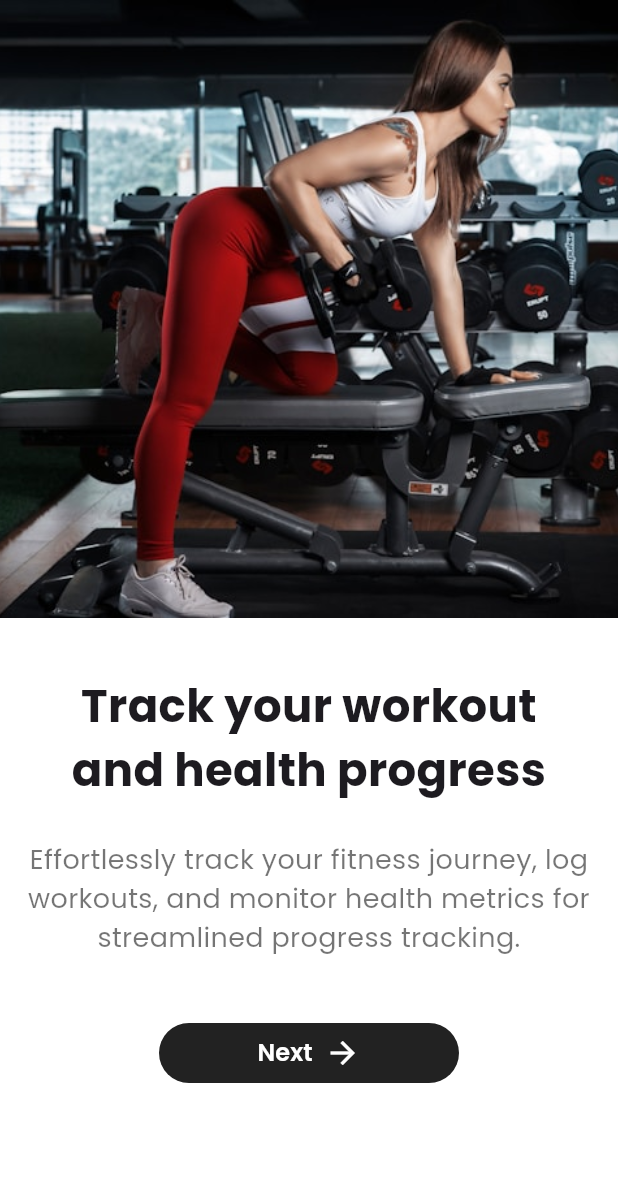
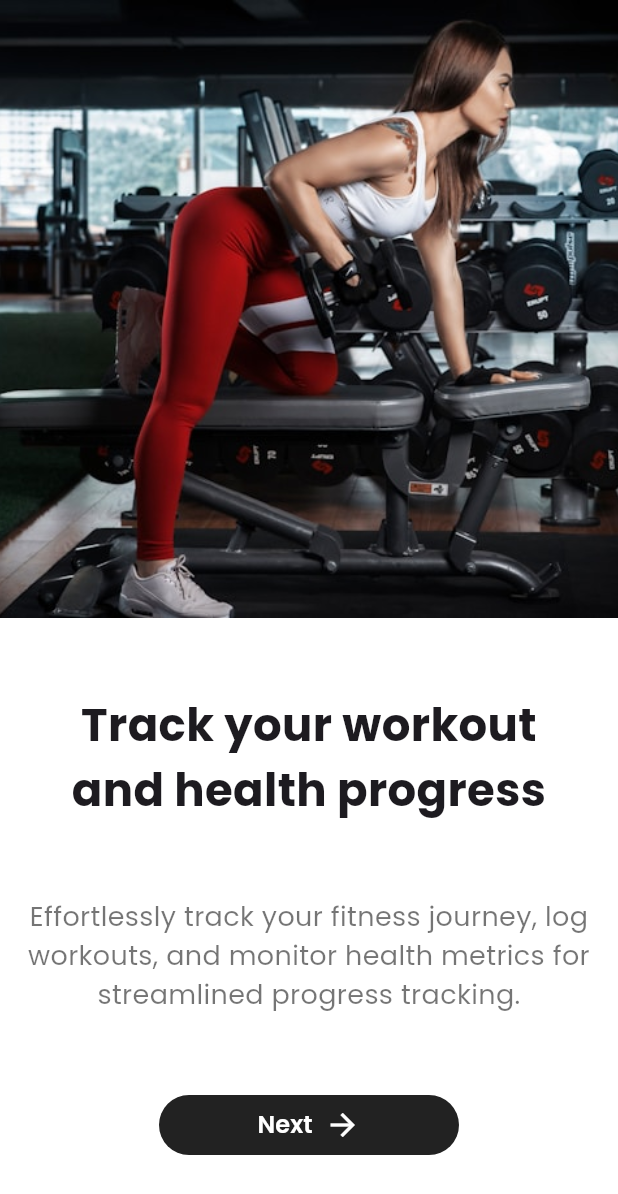
Before and after one commit to bashirsaeed/bodybuddy, a Flutter app: the screen it shows after launch, after a tap on "Next", on a phone screen of 412 x 824 dp. Shown: the top 1194 px of the screen. Run offline on Flutter 3.47's test engine with Material 3 defaults, Android fonts, the phone set to English and light mode, and no system bars; our stand-ins replace get, google_fonts.

Commit message:
on boarding screens and ui fix

```diff
--- a/lib/screens/onBoardingScreen1.dart
+++ b/lib/screens/onBoardingScreen1.dart
@@ -17,18 +17,18 @@ class onboardingScreen1 extends StatelessWidget {
           ),
         ),),
         Expanded(flex: 1,child: Container(color: Colors.white,
-        child: SingleChildScrollView(
-          child: Column(children: [
-            SizedBox(height: 12,),
+        child: Column(
+          mainAxisAlignment: MainAxisAlignment.spaceEvenly,
+          children: [
+
           Padding(
-              padding:  EdgeInsets.symmetric(horizontal: 38.0,vertical: 25),
+            padding:  EdgeInsets.symmetric(horizontal: 38.0,),
             child: Text(textAlign: TextAlign.center,"Find the right workout for yourself",style: GoogleFonts.poppins(fontSize:30,fontWeight:FontWeight.bold),),
           ),
           Padding(
             padding: const EdgeInsets.symmetric(horizontal: 16.0),
             child: Text(textAlign: TextAlign.center,"Start your fitness journey with personalized workouts. Share key details to tailor exercises to your goals and preferences, unlocking a unique and effective fitness experience.",style: GoogleFonts.poppins(fontSize:18,color:Colors.black54),),
           ),
-            SizedBox(height: 40,),
           Center(
             child: SizedBox(width: 200,
               child: MaterialButton(elevation: 0,height: 40,color:Colors.black87,shape: RoundedRectangleBorder(borderRadius: BorderRadius.circular(20)) ,onPressed: (){
@@ -43,8 +43,7 @@ class onboardingScreen1 extends StatelessWidget {
               ),),
             ),
           ),
-          ],),
-        ),)),
+        ],),)),
       ],),
     );
   }
--- a/lib/screens/onboardingScreen2.dart
+++ b/lib/screens/onboardingScreen2.dart
@@ -17,18 +17,19 @@ class onboardingScreen2 extends StatelessWidget {
           ),
         ),),
         Expanded(flex: 1,child: Container(color: Colors.white,
-          child: SingleChildScrollView(
-            child: Column(children: [
-              SizedBox(height: 12,),
+          child: Column(
+            mainAxisAlignment: MainAxisAlignment.spaceEvenly,
+            children: [
+
             Padding(
-                padding:  EdgeInsets.symmetric(horizontal: 38.0,vertical: 25),
+              padding:  EdgeInsets.symmetric(horizontal: 38.0),
               child: Text(textAlign: TextAlign.center,"Track your workout and health progress",style: GoogleFonts.poppins(fontSize:30,fontWeight:FontWeight.bold),),
             ),
             Padding(
               padding: const EdgeInsets.symmetric(horizontal: 16.0),
               child: Text(textAlign: TextAlign.center,"Effortlessly track your fitness journey, log workouts, and monitor health metrics for streamlined progress tracking.",style: GoogleFonts.poppins(fontSize:18,color:Colors.black54),),
             ),
-              SizedBox(height: 40,),
+
             Center(
               child: SizedBox(width: 200,
                 child: MaterialButton(elevation: 0,height: 40,color:Colors.black87,shape: RoundedRectangleBorder(borderRadius: BorderRadius.circular(20)) ,onPressed: (){
@@ -43,8 +44,7 @@ class onboardingScreen2 extends StatelessWidget {
                 ),),
               ),
             ),
-            ],),
-          ),)),
+          ],),)),
       ],),
     );
   }
```
Also changed, not shown: lib/screens/onboardingScreen3.dart (+5 -7 lines), lib/screens/onboardingScreen4.dart (+6 -7 lines), pubspec.lock. Lines whose indentation alone changed are shown as unchanged.
